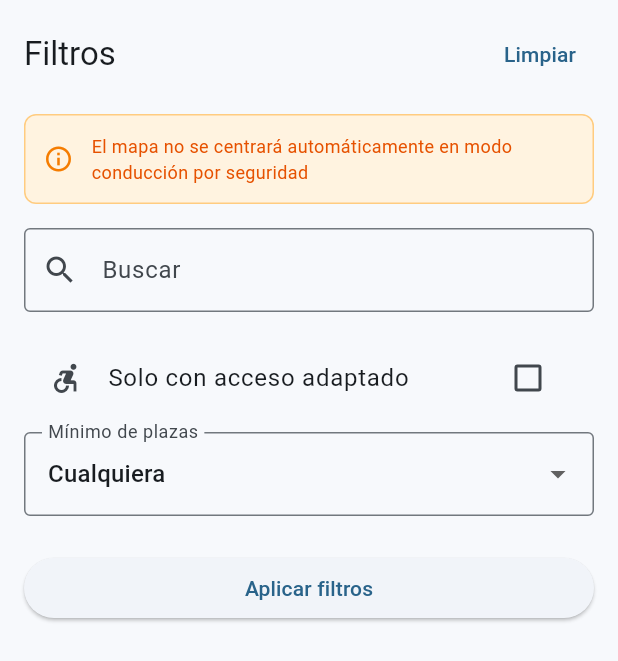
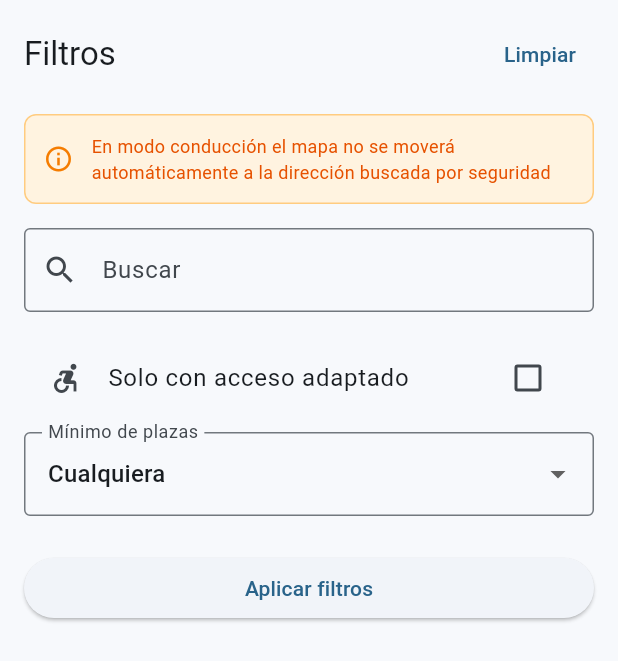
Before and after one commit to Javisandomcoder/aparcamalaga, a Flutter app: the FilterBottomSheet widget shown alone on an empty page, opened directly, on a phone screen of 412 x 824 dp. Shown: the top 661 px of the screen. Run offline on Flutter 3.47's test engine with Material 3 defaults, Android fonts, the phone set to English and light mode, and no system bars; our stand-ins replace flutter_cache_manager, flutter_map, flutter_riverpod, geolocator, latlong2, shared_preferences; missing offline and left inert: flutter_map_marker_cluster; accounts and stored records are empty; network calls fail.

Commit message:
Mejora el texto del aviso de seguridad en filtros
Cambia el mensaje a: 'En modo conducción el mapa no se moverá automáticamente a la dirección buscada por seguridad' - Texto más claro y directo

```diff
--- a/lib/features/parking/presentation/widgets/filter_bottom_sheet.dart
+++ b/lib/features/parking/presentation/widgets/filter_bottom_sheet.dart
@@ -110,7 +110,7 @@ class _FilterBottomSheetState extends ConsumerState<FilterBottomSheet> {
                     const SizedBox(width: 12),
                     Expanded(
                       child: Text(
-                        'El mapa no se centrará automáticamente en modo conducción por seguridad',
+                        'En modo conducción el mapa no se moverá automáticamente a la dirección buscada por seguridad',
                         style: TextStyle(
                           fontSize: 12,
                           color: Colors.orange.shade900,
```
